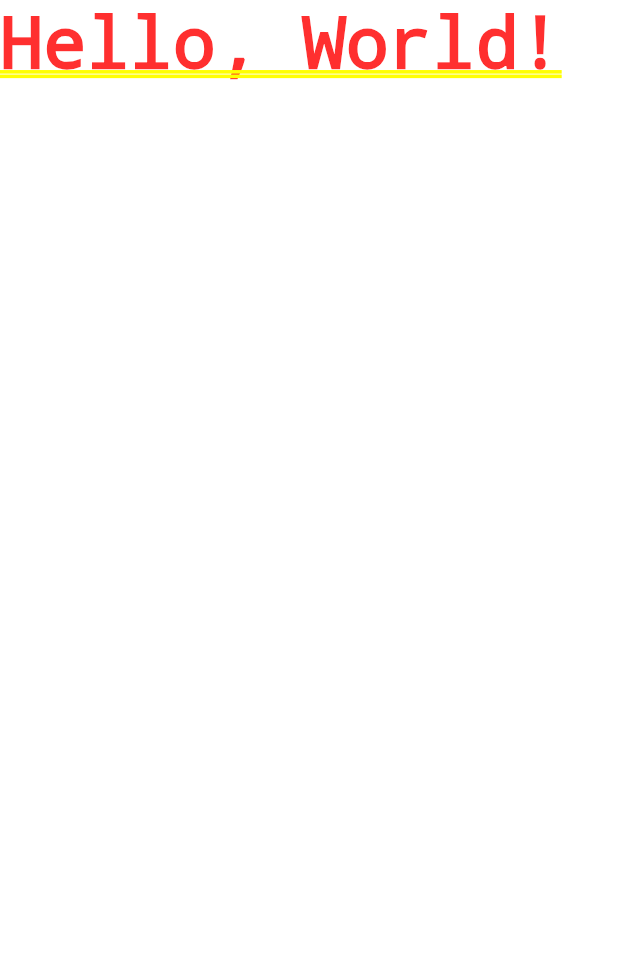
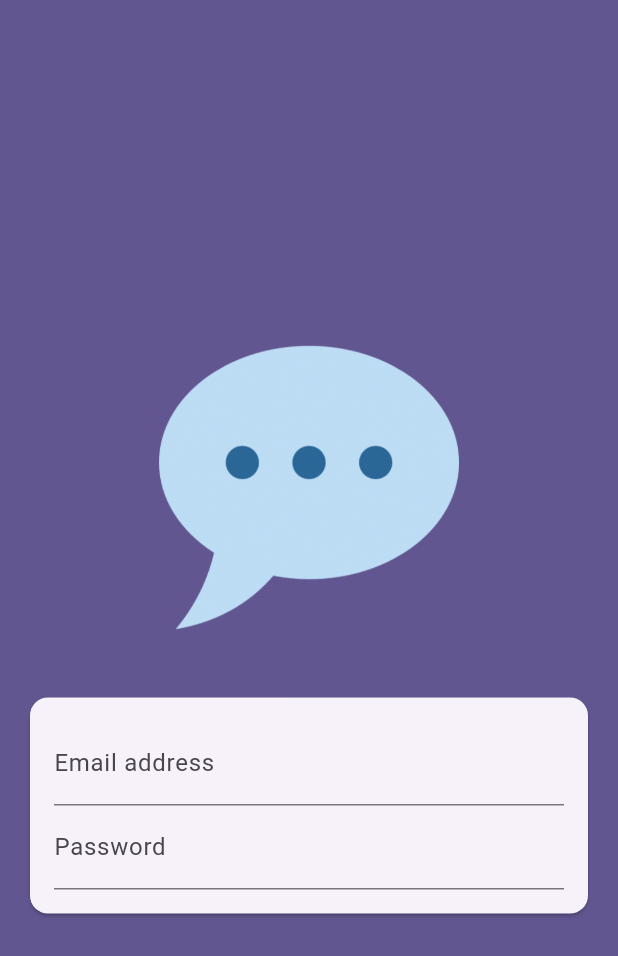
Before and after one commit to HugoLaurent/chat_app, a Flutter app: the screen it shows after launch, on a phone screen of 412 x 824 dp. Shown: the top 956 px of the screen. Run offline on Flutter 3.47's test engine with Material 3 defaults, Android fonts, the phone set to English and light mode, and no system bars.

```diff
--- a/lib/main.dart
+++ b/lib/main.dart
@@ -1,3 +1,4 @@
+import 'package:chat_app/screens/auth.dart';
 import 'package:flutter/material.dart';
 
 void main() {
@@ -15,7 +16,7 @@ class App extends StatelessWidget {
         colorScheme: ColorScheme.fromSeed(
             seedColor: const Color.fromARGB(255, 63, 17, 177)),
       ),
-      home: Text('Hello, World!'),
+      home: const AuthScreen(),
     );
   }
 }
--- /dev/null
+++ b/lib/screens/auth.dart
@@ -0,0 +1,66 @@
+import 'package:flutter/material.dart';
+
+class AuthScreen extends StatefulWidget {
+  const AuthScreen({super.key});
+
+  @override
+  State<AuthScreen> createState() {
+    return _AuthScreenState();
+  }
+}
+
+class _AuthScreenState extends State<AuthScreen> {
+  @override
+  Widget build(BuildContext context) {
+    return Scaffold(
+      backgroundColor: Theme.of(context).colorScheme.primary,
+      body: Center(
+        child: SingleChildScrollView(
+          child: Column(
+            mainAxisAlignment: MainAxisAlignment.center,
+            children: [
+              Container(
+                margin: const EdgeInsets.only(
+                  top: 30,
+                  bottom: 20,
+                  left: 20,
+                  right: 20,
+                ),
+                width: 200,
+                child: Image.asset('assets/images/chat.png'),
+              ),
+              Card(
+                margin: const EdgeInsets.all(20),
+                child: SingleChildScrollView(
+                  child: Padding(
+                    padding: const EdgeInsets.all(16),
+                    child: Form(
+                      child: Column(
+                        mainAxisSize: MainAxisSize.min,
+                        children: [
+                          TextFormField(
+                            decoration: const InputDecoration(
+                                labelText: 'Email address'),
+                            keyboardType: TextInputType.emailAddress,
+                            autocorrect: false,
+                            textCapitalization: TextCapitalization.none,
+                          ),
+                          TextFormField(
+                            decoration: const InputDecoration(
+                              labelText: 'Password',
+                            ),
+                            obscureText: true,
+                          ),
+                        ],
+                      ),
+                    ),
+                  ),
+                ),
+              ),
+            ],
+          ),
+        ),
+      ),
+    );
+  }
+}
```
Also changed, not shown: pubspec.yaml (+4 -5 lines), assets/images/chat.png (added).
